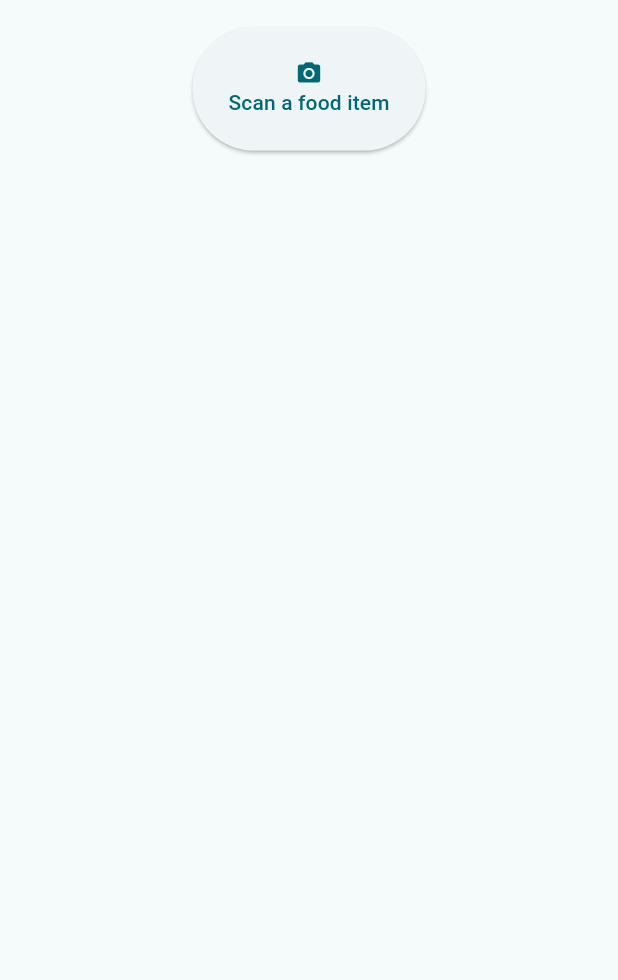
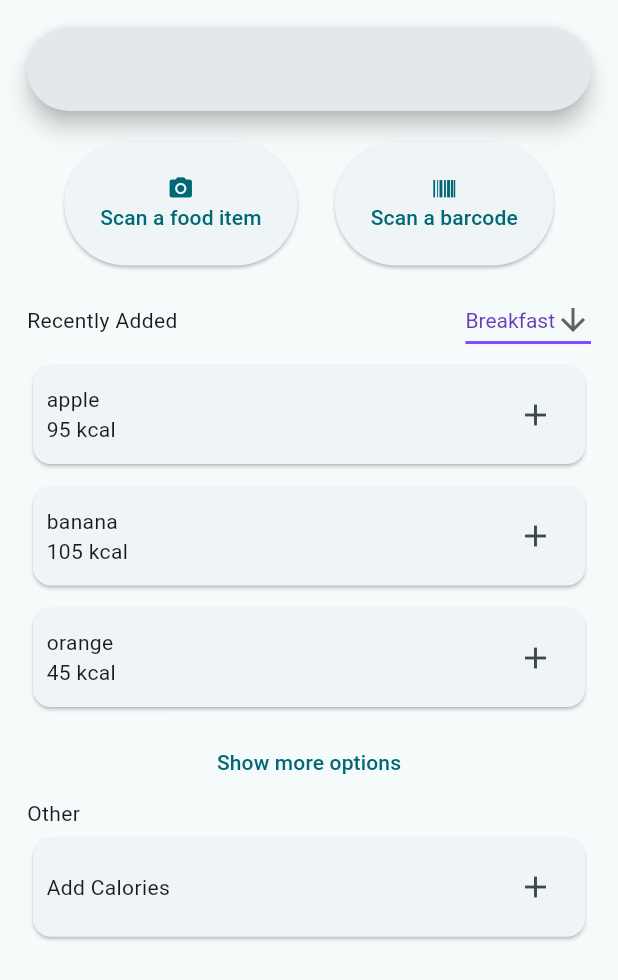
Before and after one commit to SKTDeveloper99/calorie_app_danika, a Flutter app: the AddScreen screen opened by its route, on a phone screen of 412 x 824 dp. Shown: the top 980 px of the screen. Run offline on Flutter 3.47's test engine with Material 3 defaults, Android fonts, the light colour scheme and no system bars; our stand-ins replace camera, firebase_auth, firebase_core, firebase_database, firebase_messaging, firebase_storage and 7 more; missing offline and left inert: health, tflite_flutter; accounts and stored records are empty.

Commit message:
Progress Checkpoint
First update post 1.0 publication

```diff
--- a/lib/screens/add_screen.dart
+++ b/lib/screens/add_screen.dart
@@ -1,3 +1,4 @@
+import 'package:calorie_app_danika/services/singleton.dart';
 import 'package:calorie_app_danika/size_config.dart';
 import 'package:flutter/cupertino.dart';
 import 'package:flutter/material.dart';
@@ -18,8 +19,26 @@ class AddScreen extends StatefulWidget {
 
 class _AddScreenState extends State<AddScreen> {
   String dropdownValue = mealOptions.first;
+  final Singleton singleton = Singleton();
+  bool showMore = false;
+
+  List<FoodEntry> foodEntries = <FoodEntry>[];
+
+  void addFoodEntries() {
+    foodEntries.clear();
+    Map<String, dynamic> data = singleton.calorieReference;
+
+    data.forEach((key, value) {
+      foodEntries.add(FoodEntry(foodName: key, calories: value));
+    });
+
+    print(foodEntries);
+  }
+
   @override
   Widget build(BuildContext context) {
+    addFoodEntries();
+    print(showMore);
     return DefaultTabController(
       length: 3,
       child: Scaffold(
@@ -30,7 +49,10 @@ class _AddScreenState extends State<AddScreen> {
             child: Column(
               mainAxisAlignment: MainAxisAlignment.spaceBetween,
               children: [
-                // SearchBar(), // TODO: implement search bar in an update
+                SearchBar(), // TODO: implement search bar in an update
+                SizedBox(
+                  height: SizeConfig.blockSizeVertical! * 2.5,
+                ),
                 Row(
                   mainAxisAlignment: MainAxisAlignment.spaceEvenly,
                   children: [
@@ -49,18 +71,18 @@ class _AddScreenState extends State<AddScreen> {
                           )),
                     ),
                     // TODO: re-enable the barcode scanner in the next update
-                    // SizedBox(
-                    //   height: SizeConfig.blockSizeVertical! * 10,
-                    //   child: ElevatedButton(
-                    //       onPressed: () {},
-                    //       child: const Column(
-                    //         mainAxisAlignment: MainAxisAlignment.center,
-                    //         children: [
-                    //           Icon(CupertinoIcons.barcode),
-                    //           Text("Scan a barcode"),
-                    //         ],
-                    //       )),
-                    // ),
+                    SizedBox(
+                      height: SizeConfig.blockSizeVertical! * 10,
+                      child: ElevatedButton(
+                          onPressed: () {},
+                          child: const Column(
+                            mainAxisAlignment: MainAxisAlignment.center,
+                            children: [
+                              Icon(CupertinoIcons.barcode),
+                              Text("Scan a barcode"),
+                            ],
+                          )),
+                    ),
                   ],
                 ),
                 // TODO: implement the tab bar and contents in an update
@@ -75,44 +97,85 @@ class _AddScreenState extends State<AddScreen> {
                 //     ),
                 //   ],
                 // ),
-                // Row(
-                //   mainAxisAlignment: MainAxisAlignment.spaceBetween,
-                //   children: [
-                //     Text("Recently Added"),
-                //     DropdownButton<String>(
-                //       value: dropdownValue,
-                //       icon: const Icon(Icons.arrow_downward),
-                //       elevation: 16,
-                //       style: const TextStyle(color: Colors.deepPurple),
-                //       underline: Container(
-                //         height: 2,
-                //         color: Colors.deepPurpleAccent,
-                //       ),
-                //       onChanged: (String? value) {
-                //         // This is called when the user selects an item.
-                //         setState(() {
-                //           dropdownValue = value!;
-                //         });
-                //       },
-                //       items: mealOptions
-                //           .map<DropdownMenuItem<String>>((String value) {
-                //         return DropdownMenuItem<String>(
-                //           value: value,
-                //           child: Text(value),
-                //         );
-                //       }).toList(),
-                //     )
-                //   ],
-                // ),
+                SizedBox(
+                  height: SizeConfig.blockSizeVertical! * 1.5,
+                ),
+                Row(
+                  mainAxisAlignment: MainAxisAlignment.spaceBetween,
+                  children: [
+                    Text("Recently Added"),
+                    DropdownButton<String>(
+                      value: dropdownValue,
+                      icon: const Icon(Icons.arrow_downward),
+                      elevation: 16,
+                      style: const TextStyle(color: Colors.deepPurple),
+                      underline: Container(
+                        height: 2,
+                        color: Colors.deepPurpleAccent,
+                      ),
+                      onChanged: (String? value) {
+                        // This is called when the user selects an item.
+                        setState(() {
+                          dropdownValue = value!;
+                        });
+                      },
+                      items: mealOptions
+                          .map<DropdownMenuItem<String>>((String value) {
+                        return DropdownMenuItem<String>(
+                          value: value,
+                          child: Text(value),
+                        );
+                      }).toList(),
+                    )
+                  ],
+                ),
                 // FoodEntry(),
                 // FoodEntry(),
                 // FoodEntry(),
-                // TextButton(onPressed: () {}, child: Text("Show more options")),
-                // Row(
-                //   mainAxisAlignment: MainAxisAlignment.start,
-                //   children: [Text("Other")],
-                // ),
-                // FoodEntry()
+                SizedBox(
+                  height: (!showMore)
+                      ? SizeConfig.blockSizeVertical! * 30
+                      : SizeConfig.blockSizeVertical! * 10 * foodEntries.length,
+                  child: ListView.builder(
+                      shrinkWrap: true,
+                      itemCount: (!showMore && foodEntries.length >= 3)
+                          ? 3
+                          : foodEntries.length,
+                      itemBuilder: (BuildContext context, int index) {
+                        return foodEntries[index];
+                      }),
+                ),
+                TextButton(
+                    onPressed: () {
+                      setState(() {
+                        showMore = !showMore;
+                      });
+                    },
+                    child: Text(
+                        "Show more options")), // show more cards if applicable
+                Row(
+                  mainAxisAlignment: MainAxisAlignment.start,
+                  children: [Text("Other")],
+                ),
+                Padding(
+                  padding: const EdgeInsets.fromLTRB(0, 2, 0, 5),
+                  child: Card(
+                    child: InkWell(
+                      onTap: () {},
+                      child: Padding(
+                        padding: const EdgeInsets.all(9.0),
+                        child: Row(
+                          mainAxisAlignment: MainAxisAlignment.spaceBetween,
+                          children: [
+                            Text("Add Calories"),
+                            IconButton(
+                                icon: const Icon(Icons.add), onPressed: () {})
+                          ],
+                        ),
+                      ),
+                    ),
+                  ),
+                )
               ],
             ),
           ),
@@ -123,7 +186,9 @@ class _AddScreenState extends State<AddScreen> {
 }
 
 class FoodEntry extends StatelessWidget {
-  const FoodEntry({super.key});
+  const FoodEntry({super.key, required this.foodName, required this.calories});
+  final String foodName;
+  final int calories;
 
   @override
   Widget build(BuildContext context) {
@@ -139,7 +204,7 @@ class FoodEntry extends StatelessWidget {
               children: [
                 Column(
                   crossAxisAlignment: CrossAxisAlignment.start,
-                  children: [Text("Cereal"), Text("99 cups, 1000 cal")],
+                  children: [Text(foodName), Text("$calories kcal")],
                 ),
                 IconButton(icon: const Icon(Icons.add), onPressed: () {})
               ],
```
Also changed, not shown: lib/home_page.dart (+7 -7 lines), lib/screens/settings.dart (+56 -56 lines), 3 other files.
